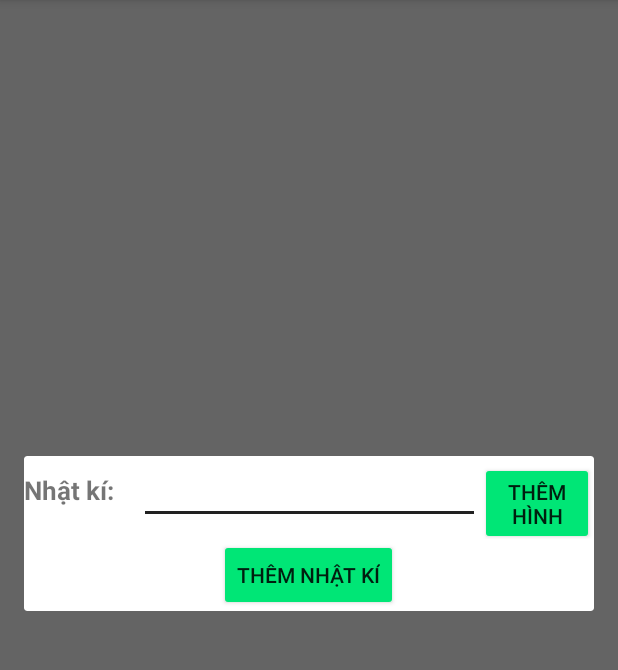
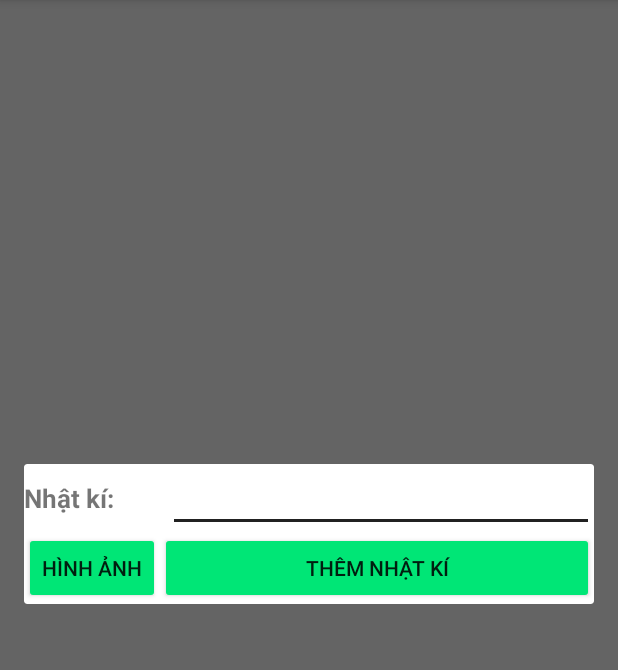
Before and after one commit to TeamSoloCode/The-S, an Android app: the MyDiaryActivity screen opened directly, with no data from a screen before it, in the options menu, after a tap on "New diary", on a phone screen of 412 x 824 dp, the part 84-754 px from its top. Run offline under Robolectric (Android 15) with nearby library versions, the light colour scheme and no system bars; our stand-ins replace Firebase (no records; nobody signed in at launch, a user with empty details on screens opened directly); libraries missing offline, so code that uses them is left out: dmax.dialog, es.dmoral.toasty; 4 statements that could not run were skipped.

Commit message:
Update dialog prodile diary

```diff
--- a/app/src/main/java/com/example/bruce/myapp/View/MyDiary/MyDiaryActivity.java
+++ b/app/src/main/java/com/example/bruce/myapp/View/MyDiary/MyDiaryActivity.java
@@ -35,10 +35,13 @@ public class MyDiaryActivity extends AppCompatActivity implements DiaryAdapter.R
     private DiaryAdapter diaryAdapter;
     private PMyDiary pDiary = new PMyDiary(this);
     private RelativeLayout relativeLayoutNotification, relativeLayoutLoading;
-    private Button btnAddNewDiary;
+    private Button btnAddNewDiary, btnMainImage, btnAddnewDiary;
     private SpotsDialog loadDaTaDialog;
     private ArrayList<Diary> listDiary;
     private String shareMode;
+    private EditText edtDiarysname;
+    private Dialog info;
+
 
     private FirebaseUser user = FirebaseAuth.getInstance().getCurrentUser();
     @Override
@@ -54,6 +57,8 @@ public class MyDiaryActivity extends AppCompatActivity implements DiaryAdapter.R
 
         //get all user's diary
         pDiary.receivedGetAllMyDiary(user.getUid());
+
+
     }
 
     private void initialize(){
@@ -67,9 +72,61 @@ public class MyDiaryActivity extends AppCompatActivity implements DiaryAdapter.R
     public void onClick(View v) {
         switch (v.getId()){
             case R.id.btnAddDiary:
-                //pDiary.receivedCreateDiary(user.getUid());
+                info = setUpDialogCreateNewDiary();
+                info.show();
+                break;
+            case R.id.btnAddDiaryImage:
+                //up hình xong lấy hình trên firebase xuông chổ này;
+                //đưa zo biên mainImage xong
+                break;
+
+            case R.id.btnAddNewDiary:
+                if(edtDiarysname.length() != 0){
+                    if(info != null && info.isShowing()){
+                        info.dismiss();
+                    }
+                    //để hình zo đây
+                    String mainImage = "";
+                    loadDaTaDialog.show();
+                    pDiary.receivedCreateDiary(user.getUid(), edtDiarysname.getText().toString(), mainImage);
+                }
                 break;
         }
+    }
+
+    @Override
+    public boolean onOptionsItemSelected(MenuItem item) {
+        switch (item.getItemId()){
+            case R.id.btnMnAddNewDiary:
+                info = setUpDialogCreateNewDiary();
+                info.show();
+                break;
+            case R.id.btnMnAllSharedDiary:
+                loadDaTaDialog.show();
+                shareMode = "share";
+                pDiary.receivedGetMySharedDiary(user.getUid());
+                break;
+            case R.id.btnMnAllMyDiary:
+                loadDaTaDialog.show();
+                shareMode = null;
+                //get all user's diary
+                pDiary.receivedGetAllMyDiary(user.getUid());
+                break;
+        }
+        return super.onOptionsItemSelected(item);
+    }
+
+    private Dialog setUpDialogCreateNewDiary(){
+        final Dialog info = new Dialog(this);
+        //info.requestWindowFeature(Window.FEATURE_NO_TITLE); -- bo title cua dialog
+        info.setContentView(R.layout.dialog_diary_profile);
+        btnMainImage = info.findViewById(R.id.btnAddDiaryImage);
+        btnAddnewDiary = info.findViewById(R.id.btnAddNewDiary);
+        edtDiarysname = info.findViewById(R.id.edtDiarysName);
+
+        btnAddnewDiary.setOnClickListener(this);
+        btnMainImage.setOnClickListener(this);
+        return info;
     }
 
     @Override
@@ -96,6 +153,10 @@ public class MyDiaryActivity extends AppCompatActivity implements DiaryAdapter.R
             return;
         }
 
+        if(listMyDiary == null){
+            return;
+        }
+
         if(this.listDiary.size() != 0){
             relativeLayoutLoading.setVisibility(View.GONE);
 
@@ -116,6 +177,10 @@ public class MyDiaryActivity extends AppCompatActivity implements DiaryAdapter.R
         this.listDiary = listDiary;
         if(resultCode != 1){
             Toasty.error(this, resultMessage, Toast.LENGTH_SHORT).show();
+            return;
+        }
+
+        if(listDiary == null){
             return;
         }
 
@@ -158,47 +223,5 @@ public class MyDiaryActivity extends AppCompatActivity implements DiaryAdapter.R
         return true;
     }
 
-    @Override
-    public boolean onOptionsItemSelected(MenuItem item) {
-        switch (item.getItemId()){
-            case R.id.btnMnAddNewDiary:
-                final Dialog info = new Dialog(this);
 
-                //info.requestWindowFeature(Window.FEATURE_NO_TITLE); -- bo title cua dialog
-                info.setContentView(R.layout.dialog_diary_profile);
-                info.show();
-
-                Button btnMainImage = info.findViewById(R.id.btnAddDiaryImage);
-                Button btnAddnewDiary = info.findViewById(R.id.btnAddNewDiary);
-                EditText edtDiarysname = info.findViewById(R.id.edtDiarysName);
-
-                //để cái uri của image trong cái biến này
-                String mainImage = "";
-
-                btnMainImage.setOnClickListener(v -> {
-                    info.dismiss();
-                    //code add hinh
-
-                });
-
-                btnAddnewDiary.setOnClickListener(v ->{
-                    loadDaTaDialog.show();
-                    pDiary.receivedCreateDiary(user.getUid(), edtDiarysname.toString(), mainImage);
-                });
-
-                break;
-            case R.id.btnMnAllSharedDiary:
-                loadDaTaDialog.show();
-                shareMode = "share";
-                pDiary.receivedGetMySharedDiary(user.getUid());
-                break;
-            case R.id.btnMnAllMyDiary:
-                loadDaTaDialog.show();
-                shareMode = null;
-                //get all user's diary
-                pDiary.receivedGetAllMyDiary(user.getUid());
-                break;
-        }
-        return super.onOptionsItemSelected(item);
-    }
 }
--- a/app/src/main/res/layout/dialog_diary_profile.xml
+++ b/app/src/main/res/layout/dialog_diary_profile.xml
@@ -28,12 +28,7 @@
                     android:maxLines="1"
                     android:layout_width="0dp"
                     android:layout_height="wrap_content" />
-                <Button
-                    android:layout_weight="2"
-                    android:id="@+id/btnAddDiaryImage"
-                    android:text="Thêm hình"
-                    android:layout_width="0dp"
-                    android:layout_height="wrap_content" />
+
             </LinearLayout>
 
             <ImageView
@@ -43,11 +38,23 @@
                 android:layout_marginLeft="50dp"
                 android:layout_width="match_parent"
                 android:layout_height="150dp" />
-            <Button
-                android:id="@+id/btnAddNewDiary"
-                android:text="Thêm nhật kí"
-                android:layout_width="wrap_content"
-                android:layout_height="wrap_content" />
+            <LinearLayout
+                android:layout_width="match_parent"
+                android:layout_height="wrap_content">
+                <Button
+
+                    android:id="@+id/btnAddDiaryImage"
+                    android:text="Hình ảnh"
+                    android:layout_width="wrap_content"
+                    android:layout_height="wrap_content" />
+                <Button
+                    android:layout_weight="2"
+                    android:id="@+id/btnAddNewDiary"
+                    android:text="Thêm nhật kí"
+                    android:layout_width="wrap_content"
+                    android:layout_height="wrap_content" />
+            </LinearLayout>
+
         </LinearLayout>
     </RelativeLayout>
 </android.support.constraint.ConstraintLayout>
```
